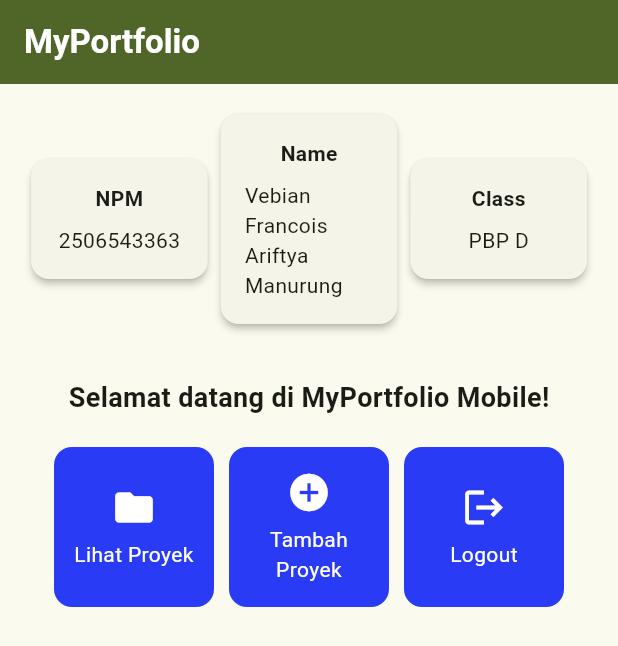
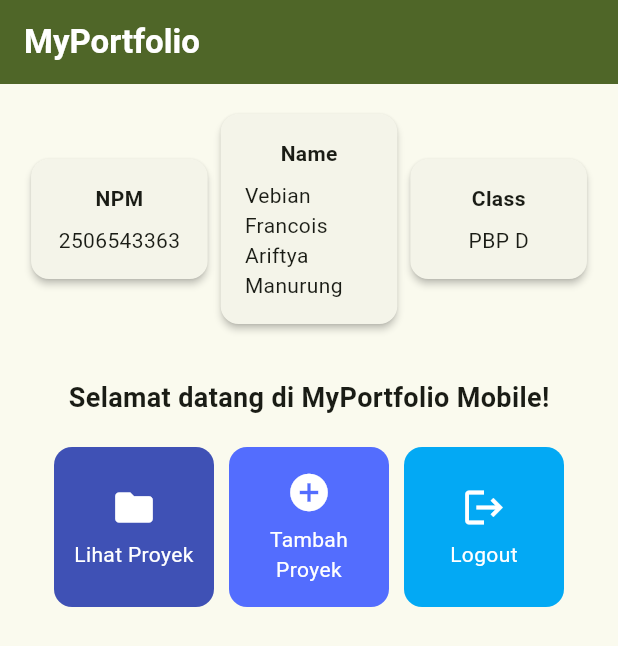
Before and after one commit to V4row/myportofolio_mobile, a Flutter app: the screen it shows after launch, on a phone screen of 412 x 824 dp. Shown: the top 646 px of the screen. Run offline on Flutter 3.47's test engine with Material 3 defaults, Android fonts, the phone set to English and light mode, and no system bars.

Commit message:
Tugas-7: Basic Flutter

```diff
--- a/lib/menu.dart
+++ b/lib/menu.dart
@@ -8,9 +8,9 @@ class MyHomePage extends StatelessWidget {
     final String kelas = "PBP D";
 
     final List<ItemHomepage> items = [
-        ItemHomepage("Lihat Proyek", Icons.folder),
-        ItemHomepage("Tambah Proyek", Icons.add_circle),
-        ItemHomepage("Logout", Icons.logout),
+        ItemHomepage("Lihat Proyek", Icons.folder, Colors.indigo),
+        ItemHomepage("Tambah Proyek", Icons.add_circle,Colors.indigoAccent),
+        ItemHomepage("Logout", Icons.logout, Colors.lightBlue),
     ];
 
     @override
@@ -119,8 +119,9 @@ class InfoCard extends StatelessWidget {
 class ItemHomepage {
     final String name;
     final IconData icon;
+    final Color color;
 
-    ItemHomepage(this.name, this.icon);
+    ItemHomepage(this.name, this.icon, this.color);
 }
 
 class ItemCard extends StatelessWidget {
@@ -132,7 +133,7 @@ class ItemCard extends StatelessWidget {
   Widget build(BuildContext context) {
         return Material(
         // Menggunakan warna sekunder dari skema tema aplikasi.
-        color: Theme.of(context).colorScheme.secondary,
+        color: item.color,
         borderRadius: BorderRadius.circular(12),
         child: InkWell(
             // Aksi ketika kartu ditekan oleh pengguna.
@@ -169,89 +170,3 @@ class ItemCard extends StatelessWidget {
         );
     }
 }
-
-// class MyHomePage extends StatelessWidget {
-//   const MyHomePage({super.key, required this.title});
-
-//   // This widget is the home page of your application. It is stateful, meaning
-//   // that it has a State object (defined below) that contains fields that affect
-//   // how it looks.
-
-//   // This class is the configuration for the state. It holds the values (in this
-//   // case the title) provided by the parent (in this case the App widget) and
-//   // used by the build method of the State. Fields in a Widget subclass are
-//   // always marked "final".
-
-//   final String title;
-
-//   @override
-//   State<MyHomePage> createState() => _MyHomePageState();
-// }
-
-// class _MyHomePageState extends State<MyHomePage> {
-//   int _counter = 0;
-
-//   void _incrementCounter() {
-//     setState(() {
-//       // This call to setState tells the Flutter framework that something has
-//       // changed in this State, which causes it to rerun the build method below
-//       // so that the display can reflect the updated values. If we changed
-//       // _counter without calling setState(), then the build method would not be
-//       // called again, and so nothing would appear to happen.
-//       _counter++;
-//     });
-//   }
-
-//   @override
-//   Widget build(BuildContext context) {
-//     // This method is rerun every time setState is called, for instance as done
-//     // by the _incrementCounter method above.
-//     //
-//     // The Flutter framework has been optimized to make rerunning build methods
-//     // fast, so that you can just rebuild anything that needs updating rather
-//     // than having to individually change instances of widgets.
-//     return Scaffold(
-//       appBar: AppBar(
-//         // TRY THIS: Try changing the color here to a specific color (to
-//         // Colors.amber, perhaps?) and trigger a hot reload to see the AppBar
-//         // change color while the other colors stay the same.
-//         backgroundColor: Theme.of(context).colorScheme.inversePrimary,
-//         // Here we take the value from the MyHomePage object that was created by
-//         // the App.build method, and use it to set our appbar title.
-//         title: Text(widget.title),
-//       ),
-//       body: Center(
-//         // Center is a layout widget. It takes a single child and positions it
-//         // in the middle of the parent.
-//         child: Column(
-//           // Column is also a layout widget. It takes a list of children and
-//           // arranges them vertically. By default, it sizes itself to fit its
-//           // children horizontally, and tries to be as tall as its parent.
-//           //
-//           // Column has various properties to control how it sizes itself and
-//           // how it positions its children. Here we use mainAxisAlignment to
-//           // center the children vertically; the main axis here is the vertical
-//           // axis because Columns are vertical (the cross axis would be
-//           // horizontal).
-//           //
-//           // TRY THIS: Invoke "debug painting" (choose the "Toggle Debug Paint"
-//           // action in the IDE, or press "p" in the console), to see the
-//           // wireframe for each widget.
-//           mainAxisAlignment: .center,
-//           children: [
-//             const Text('You have pushed the button this many times:'),
-//             Text(
-//               '$_counter',
-//               style: Theme.of(context).textTheme.headlineMedium,
-//             ),
-//           ],
-//         ),
-//       ),
-//       floatingActionButton: FloatingActionButton(
-//         onPressed: _incrementCounter,
-//         tooltip: 'Increment',
-//         child: const Icon(Icons.add),
-//       ),
-//     );
-//   }
-// }
```
Also changed, not shown: 1 other file.
